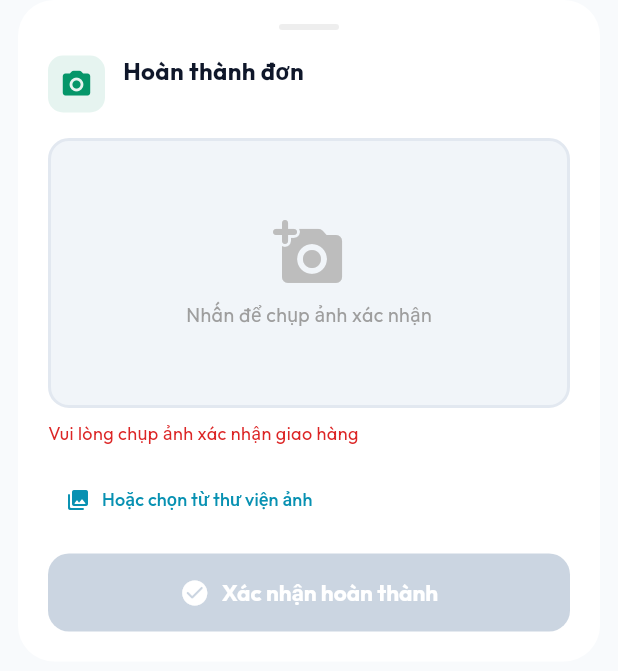
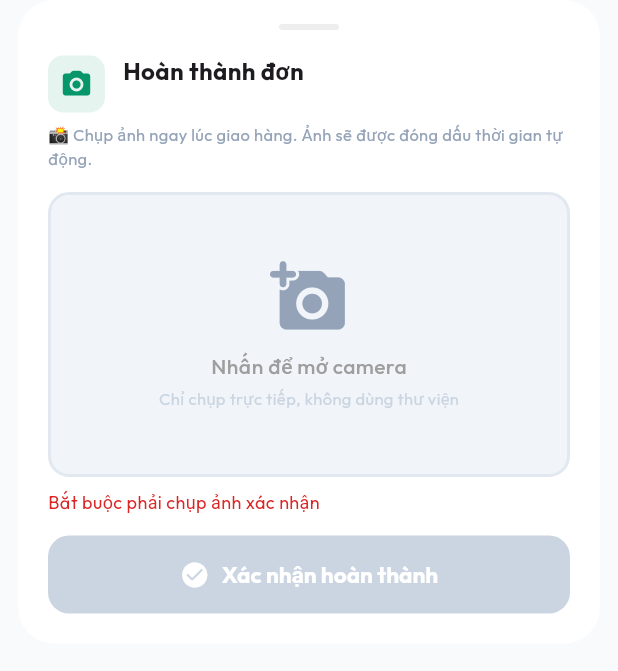
Before and after one commit to ikalabcas-netizen/adc-delivery-system, a Flutter app: the _CompleteOrderSheet widget shown alone on an empty page, opened directly with empty values, after a tap on "Xác nhận hoàn thành", on a phone screen of 412 x 824 dp. Shown: the top 671 px of the screen. Run offline on Flutter 3.47's test engine with Material 3 defaults, Android fonts, the phone set to English and light mode, and no system bars; our stand-ins replace flutter_riverpod, go_router, google_fonts, google_sign_in, image_picker, supabase_flutter; accounts and stored records are empty.

Commit message:
feat: delivery proof photo with dart:ui stamp (camera-only, timestamp+order+location overlay, Supabase upload)

```diff
--- a/apps/mobile_app/lib/features/trips/trip_orders_screen.dart
+++ b/apps/mobile_app/lib/features/trips/trip_orders_screen.dart
@@ -1,9 +1,11 @@
 import 'dart:io';
+import 'dart:typed_data';
 import 'package:flutter/material.dart';
 import 'package:image_picker/image_picker.dart';
 import 'package:supabase_flutter/supabase_flutter.dart';
 import 'package:google_fonts/google_fonts.dart';
 import '../../core/theme.dart';
+import 'delivery_proof_helper.dart';
 
 final _supabase = Supabase.instance.client;
 final _picker   = ImagePicker();
@@ -228,7 +230,7 @@ class _OrderItem extends StatelessWidget {
   ]);
 }
 
-// ─── Complete Order Sheet (requires photo) ───────────────────
+// ─── Complete Order Sheet (camera only + stamp + upload) ─────
 class _CompleteOrderSheet extends StatefulWidget {
   final Map<String, dynamic> order;
   final VoidCallback onDone;
@@ -239,38 +241,56 @@ class _CompleteOrderSheet extends StatefulWidget {
 }
 
 class _CompleteOrderSheetState extends State<_CompleteOrderSheet> {
-  File? _photo;
+  Uint8List? _stampedBytes;   // stamped image bytes (shown as preview + uploaded)
   bool _uploading = false;
   String? _error;
+  String _status = '';
 
-  Future<void> _takePhoto() async {
-    final picked = await _picker.pickImage(source: ImageSource.camera, imageQuality: 70, maxWidth: 1280);
+  // CAMERA ONLY — no gallery
+  Future<void> _captureAndStamp() async {
+    setState(() { _error = null; });
+    final picked = await _picker.pickImage(
+      source: ImageSource.camera,
+      imageQuality: 78,
+      maxWidth: 1920,
+      preferredCameraDevice: CameraDevice.rear,
+    );
     if (picked == null) return;
-    setState(() { _photo = File(picked.path); _error = null; });
-  }
 
-  Future<void> _chooseFromGallery() async {
-    final picked = await _picker.pickImage(source: ImageSource.gallery, imageQuality: 70, maxWidth: 1280);
-    if (picked == null) return;
-    setState(() { _photo = File(picked.path); _error = null; });
+    setState(() => _status = 'Đang tạo stamp...');
+    try {
+      final raw = await picked.readAsBytes();
+      final delivery = widget.order['delivery_location'] as Map<String, dynamic>?;
+      final stamped = await stampDeliveryProof(
+        raw,
+        orderCode:   widget.order['code']?.toString() ?? '—',
+        locationName: delivery?['name']?.toString() ?? '—',
+        capturedAt:  DateTime.now(),
+      );
+      if (mounted) setState(() { _stampedBytes = stamped; _status = ''; });
+    } catch (e) {
+      if (mounted) setState(() { _error = 'Lỗi tạo stamp: $e'; _status = ''; });
+    }
   }
 
   Future<void> _confirm() async {
-    if (_photo == null) { setState(() => _error = 'Vui lòng chụp ảnh xác nhận giao hàng'); return; }
-    setState(() { _uploading = true; _error = null; });
+    if (_stampedBytes == null) {
+      setState(() => _error = 'Bắt buộc phải chụp ảnh xác nhận');
+      return;
+    }
+    setState(() { _uploading = true; _error = null; _status = 'Đang nén và tải ảnh...' ; });
     try {
       final orderId = widget.order['id'] as String;
-      final ext      = _photo!.path.split('.').last;
-      final path     = 'proofs/$orderId-${DateTime.now().millisecondsSinceEpoch}.$ext';
+      final path    = 'proofs/$orderId-${DateTime.now().millisecondsSinceEpoch}.png';
 
-      // Upload photo
-      final bytes = await _photo!.readAsBytes();
-      await _supabase.storage.from('delivery-proofs').uploadBinary(path, bytes,
-        fileOptions: FileOptions(contentType: 'image/$ext', upsert: true));
+      // Upload stamped PNG (already compressed via imageQuality in picker)
+      await _supabase.storage.from('delivery-proofs').uploadBinary(
+        path, _stampedBytes!,
+        fileOptions: const FileOptions(contentType: 'image/png', upsert: true),
+      );
 
       final publicUrl = _supabase.storage.from('delivery-proofs').getPublicUrl(path);
 
-      // Update order
       await _supabase.from('orders').update({
         'status': 'delivered',
         'delivery_proof_url': publicUrl,
@@ -279,17 +299,21 @@ class _CompleteOrderSheetState extends State<_CompleteOrderSheet> {
       if (mounted) {
         Navigator.of(context).pop();
         ScaffoldMessenger.of(context).showSnackBar(
-          const SnackBar(content: Text('✓ Đã hoàn thành đơn!'), backgroundColor: Color(0xFF059669)),
+          const SnackBar(
+            content: Text('✓ Đơn đã hoàn thành — ảnh đã lưu!'),
+            backgroundColor: Color(0xFF059669),
+          ),
         );
         widget.onDone();
       }
     } catch (e) {
-      if (mounted) setState(() { _error = 'Lỗi: $e'; _uploading = false; });
+      if (mounted) setState(() { _error = 'Lỗi upload: $e'; _uploading = false; _status = ''; });
     }
   }
 
   @override
   Widget build(BuildContext context) {
+    final hasPhoto = _stampedBytes != null;
     return Padding(
       padding: EdgeInsets.only(bottom: MediaQuery.of(context).viewInsets.bottom),
       child: Container(
@@ -300,6 +324,7 @@ class _CompleteOrderSheetState extends State<_CompleteOrderSheet> {
           mainAxisSize: MainAxisSize.min,
           crossAxisAlignment: CrossAxisAlignment.start,
           children: [
+            // Handle
             Center(child: Container(width: 40, height: 4, margin: const EdgeInsets.only(bottom: 16),
                 decoration: BoxDecoration(color: Colors.grey[200], borderRadius: BorderRadius.circular(2)))),
             // Title
@@ -308,31 +333,72 @@ class _CompleteOrderSheetState extends State<_CompleteOrderSheet> {
                 decoration: BoxDecoration(color: const Color(0xFF059669).withValues(alpha: 0.1), borderRadius: BorderRadius.circular(10)),
                 child: const Icon(Icons.camera_alt_rounded, color: Color(0xFF059669), size: 22)),
               const SizedBox(width: 12),
-              Column(crossAxisAlignment: CrossAxisAlignment.start, children: [
-                Text('Hoàn thành đơn', style: GoogleFonts.outfit(fontSize: 16, fontWeight: FontWeight.w700, color: const Color(0xFF0f172a))),
+              Expanded(child: Column(crossAxisAlignment: CrossAxisAlignment.start, children: [
+                Text('Hoàn thành đơn', style: GoogleFonts.outfit(fontSize: 16, fontWeight: FontWeight.w700)),
                 Text(widget.order['code']?.toString() ?? '', style: const TextStyle(fontSize: 12, color: Color(0xFF64748b))),
-              ]),
+              ])),
             ]),
-            const SizedBox(height: 16),
+            const SizedBox(height: 6),
+            const Text(
+              '📸 Chụp ảnh ngay lúc giao hàng. Ảnh sẽ được đóng dấu thời gian tự động.',
+              style: TextStyle(fontSize: 11, color: Color(0xFF94A3B8)),
+            ),
+            const SizedBox(height: 14),
 
-            // Photo preview or placeholder
+            // Photo area
             GestureDetector(
-              onTap: _takePhoto,
+              onTap: (_uploading || _status.isNotEmpty) ? null : _captureAndStamp,
               child: Container(
-                height: 180, width: double.infinity,
+                height: 190, width: double.infinity,
                 decoration: BoxDecoration(
-                  color: _photo != null ? null : const Color(0xFFF1F5F9),
+                  color: hasPhoto ? null : const Color(0xFFF1F5F9),
                   borderRadius: BorderRadius.circular(14),
-                  border: Border.all(color: _photo != null ? const Color(0xFF059669) : const Color(0xFFE2E8F0), width: 2),
+                  border: Border.all(
+                    color: hasPhoto ? const Color(0xFF059669) : const Color(0xFFE2E8F0),
+                    width: 2,
+                  ),
                 ),
-                child: _photo != null
-                    ? ClipRRect(borderRadius: BorderRadius.circular(12),
-                        child: Image.file(_photo!, fit: BoxFit.cover, width: double.infinity))
-                    : Column(mainAxisAlignment: MainAxisAlignment.center, children: [
-                        Icon(Icons.add_a_photo_rounded, size: 48, color: Colors.grey[400]),
-                        const SizedBox(height: 8),
-                        Text('Nhấn để chụp ảnh xác nhận', style: TextStyle(color: Colors.grey[500], fontSize: 13)),
-                      ]),
+                child: _status.isNotEmpty
+                    ? Column(mainAxisAlignment: MainAxisAlignment.center, children: [
+                        const CircularProgressIndicator(strokeWidth: 2),
+                        const SizedBox(height: 10),
+                        Text(_status, style: const TextStyle(fontSize: 12, color: Color(0xFF64748b))),
+                      ])
+                    : hasPhoto
+                        ? Stack(
+                            children: [
+                              ClipRRect(
+                                borderRadius: BorderRadius.circular(12),
+                                child: Image.memory(_stampedBytes!, fit: BoxFit.cover,
+                                    width: double.infinity, height: double.infinity),
+                              ),
+                              Positioned(
+                                top: 8, right: 8,
+                                child: GestureDetector(
+                                  onTap: _captureAndStamp,
+                                  child: Container(
+                                    padding: const EdgeInsets.symmetric(horizontal: 8, vertical: 4),
+                                    decoration: BoxDecoration(
+                                      color: Colors.black54,
+                                      borderRadius: BorderRadius.circular(20),
+                                    ),
+                                    child: const Row(mainAxisSize: MainAxisSize.min, children: [
+                                      Icon(Icons.refresh_rounded, size: 13, color: Colors.white),
+                                      SizedBox(width: 4),
+                                      Text('Chụp lại', style: TextStyle(color: Colors.white, fontSize: 11)),
+                                    ]),
+                                  ),
+                                ),
+                              ),
+                            ],
+                          )
+                        : Column(mainAxisAlignment: MainAxisAlignment.center, children: [
+                            const Icon(Icons.add_a_photo_rounded, size: 52, color: Color(0xFF94A3B8)),
+                            const SizedBox(height: 10),
+                            Text('Nhấn để mở camera', style: TextStyle(color: Colors.grey[500], fontSize: 14, fontWeight: FontWeight.w500)),
+                            const SizedBox(height: 4),
+                            const Text('Chỉ chụp trực tiếp, không dùng thư viện', style: TextStyle(color: Color(0xFFCBD5E1), fontSize: 11)),
+                          ]),
               ),
             ),
 
@@ -340,36 +406,23 @@ class _CompleteOrderSheetState extends State<_CompleteOrderSheet> {
               Padding(padding: const EdgeInsets.only(top: 8),
                 child: Text(_error!, style: const TextStyle(color: Color(0xFFDC2626), fontSize: 12))),
 
-            const SizedBox(height: 12),
-            // Choose from gallery option
-            if (_photo == null)
-              TextButton.icon(
-                onPressed: _chooseFromGallery,
-                icon: const Icon(Icons.photo_library_rounded, size: 16),
-                label: const Text('Hoặc chọn từ thư viện ảnh', style: TextStyle(fontSize: 12)),
-              ),
-            if (_photo != null)
-              TextButton.icon(
-                onPressed: _uploading ? null : _takePhoto,
-                icon: const Icon(Icons.refresh_rounded, size: 16),
-                label: const Text('Chụp lại', style: TextStyle(fontSize: 12)),
-              ),
-
-            const SizedBox(height: 12),
-            // Confirm button
+            const SizedBox(height: 14),
             SizedBox(
               width: double.infinity, height: 52,
               child: FilledButton.icon(
                 style: FilledButton.styleFrom(
-                  backgroundColor: _photo != null ? const Color(0xFF059669) : const Color(0xFFCBD5E1),
+                  backgroundColor: hasPhoto ? const Color(0xFF059669) : const Color(0xFFCBD5E1),
                   shape: RoundedRectangleBorder(borderRadius: BorderRadius.circular(14)),
                 ),
-                onPressed: _uploading ? null : _confirm,
+                onPressed: (_uploading || _status.isNotEmpty) ? null : _confirm,
                 icon: _uploading
-                    ? const SizedBox(width: 18, height: 18, child: CircularProgressIndicator(strokeWidth: 2, color: Colors.white))
+                    ? const SizedBox(width: 18, height: 18,
+                        child: CircularProgressIndicator(strokeWidth: 2, color: Colors.white))
                     : const Icon(Icons.check_circle_rounded, size: 20),
-                label: Text(_uploading ? 'Đang tải ảnh...' : 'Xác nhận hoàn thành',
-                    style: GoogleFonts.outfit(fontSize: 15, fontWeight: FontWeight.w700)),
+                label: Text(
+                  _uploading ? 'Đang tải ảnh...' : 'Xác nhận hoàn thành',
+                  style: GoogleFonts.outfit(fontSize: 15, fontWeight: FontWeight.w700),
+                ),
               ),
             ),
           ],
```
Also changed, not shown: apps/mobile_app/lib/features/trips/delivery_proof_helper.dart (added, +130 -0 lines).
